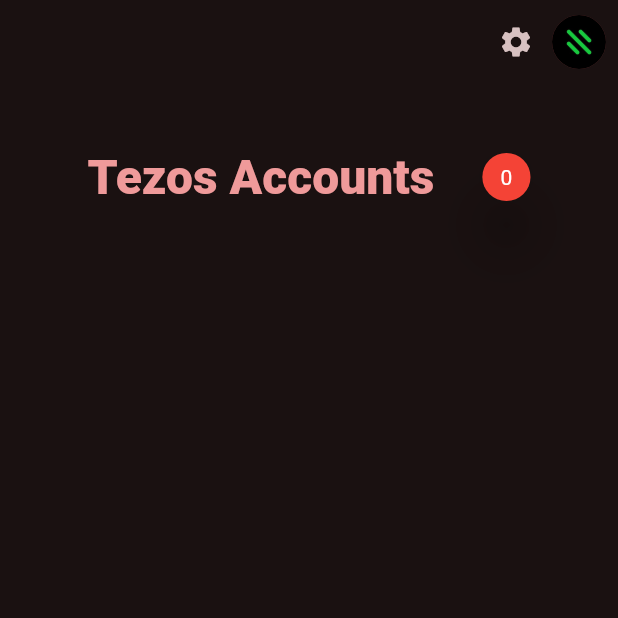
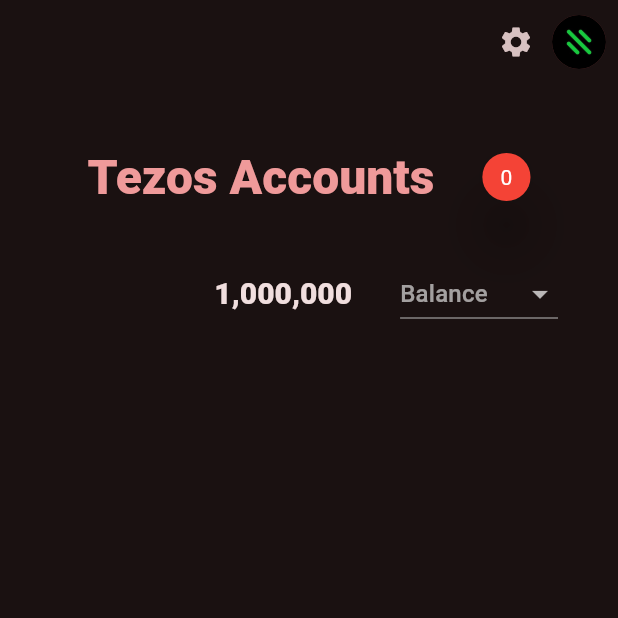
Before and after one commit to malengatiger/test_flutter, a Flutter app: the TezosAccounts screen opened directly, on a phone screen of 412 x 824 dp, the top half of it. Run offline on Flutter 3.47's test engine with Material 3 defaults, Android fonts, the phone set to English and light mode, and no system bars; drawn by our look-alikes of badges; our stand-ins replace carousel_slider, email_validator, firebase_auth, firebase_core, flutter_svg, fluttertoast and 5 more; missing offline and left inert: flutter_analog_clock, flutter_settings_ui, welltested_annotation; accounts and stored records are empty; network calls fail.

Commit message:
😡cleaned up!

```diff
--- a/lib/services/net.dart
+++ b/lib/services/net.dart
@@ -18,7 +18,7 @@
 
   static String getBushaUrl() {
     if (kDebugMode) {
-      return _devSkunkUrl; //TODO - change back to local after test
+      return _prodSkunkUrl; //TODO - change back to local after test
     } else {
       return _prodSkunkUrl;
     }
--- /dev/null
+++ b/lib/ui/tezos/balance_param_dropdown.dart
@@ -0,0 +1,38 @@
+import 'package:flutter/material.dart';
+
+class BalanceParamDropdown extends StatelessWidget {
+  const BalanceParamDropdown({super.key, required this.onChanged});
+
+  final Function(int) onChanged;
+  @override
+  Widget build(BuildContext context) {
+    List<DropdownMenuItem<int>> items = [];
+    int mil = 10000000;
+    items.add( DropdownMenuItem<int>(
+        value: mil,
+        child: const Text('10 Million')));
+    items.add( DropdownMenuItem<int>(
+        value: mil * 2,
+        child: const Text('20 Million')));
+    items.add( DropdownMenuItem<int>(
+        value: mil * 3,
+        child: const Text('30 Million')));
+    items.add( DropdownMenuItem<int>(
+        value: mil * 4,
+        child: const Text('40 Million')));
+    items.add( DropdownMenuItem<int>(
+        value: mil * 5,
+        child: const Text('50 Million')));
+    items.add( DropdownMenuItem<int>(
+        value: mil * 10,
+        child: const Text('100 Million')));
+    return DropdownButton<int>(
+        elevation: 8,
+        hint: const Text('Balance'),
+        items: items, onChanged: (m){
+      if (m != null) {
+        onChanged(m);
+      }
+    });
+  }
+}
--- a/lib/ui/tezos/tezos_accounts.dart
+++ b/lib/ui/tezos/tezos_accounts.dart
@@ -1,11 +1,14 @@
+import 'package:busha_app/misc/busy_indicator.dart';
 import 'package:busha_app/services/blockchain.dart';
 import 'package:busha_app/ui/tezos/account_detail.dart';
 import 'package:busha_app/ui/tezos/account_home.dart';
+import 'package:busha_app/ui/tezos/balance_param_dropdown.dart';
 import 'package:busha_app/ui/tezos/tezos_blocks.dart';
 import 'package:busha_app/util/styles.dart';
 import 'package:flutter/material.dart';
 import 'package:get_it/get_it.dart';
 import 'package:badges/badges.dart' as bd;
+import 'package:intl/intl.dart';
 import '../../misc/settings.dart';
 import '../../models/tezos/account.dart';
 import '../../util/functions.dart';
@@ -35,22 +38,28 @@
     _getAccounts();
   }
 
+  int balanceParam = 1000000;
+  int limit = 50;
+
   void _getAccounts() async {
     setState(() {
-      _busy = false;
+      _busy = true;
     });
-    accounts = await blockchainService.getTezosAccounts();
-    for (var m in accounts) {
-      pp('$mm Tezos Account: '
+    try {
+      accounts = await blockchainService.getTezosAccounts(
+          balanceParam: balanceParam, limit: limit);
+      pp('$mm _getAccounts: Tezos Accounts: '
           '\n🍎🍎🍎🍎🍎🍎🍎🍎🍎🍎🍎🍎🍎🍎🍎'
-          '\n🍎 address: ${m.address} '
-          '\n🍎 balance: ${m.balance} '
-          '\n🍎 transactions: ${m.numTransactions} '
-          '\n🍎 firstActivityTime: ${m.firstActivityTime} '
-          '\n🍎 lastActivityTime: ${m.lastActivityTime}');
+          '\n🍎 accounts: ${accounts.length} '
+          '\n🍎 ');
+    } catch (e, s) {
+      pp('$e \n$s');
+      if (mounted) {
+        showErrorDialog(message: 'E', context: context);
+      }
     }
     setState(() {
-      _busy = true;
+      _busy = false;
     });
   }
 
@@ -68,12 +77,15 @@
   _navigateToLanding() {
     NavigationUtils.navigateToPage(context: context, widget: const InfoPage());
   }
+
   _navigateToAccountHome(Account account) {
     NavigationUtils.navigateToPage(
         context: context, widget: AccountHome(account: account));
   }
+
   @override
   Widget build(BuildContext context) {
+    var nf = NumberFormat('###,###,###,###');
     return Scaffold(
       appBar: AppBar(
         actions: [
@@ -102,21 +114,40 @@
             child: Column(
               children: [
                 gapH32,
-                Row(mainAxisAlignment: MainAxisAlignment.center,
+                Row(
+                  mainAxisAlignment: MainAxisAlignment.center,
                   children: [
-                    Text('Tezos Accounts', style: myTextStyleLargerPrimaryColor(context),),
+                    Text(
+                      'Tezos Accounts',
+                      style: myTextStyleLargerPrimaryColor(context),
+                    ),
                     gapW32,
                     bd.Badge(
-
                       badgeStyle: const bd.BadgeStyle(
-                          padding: EdgeInsets.all(12),
-                          elevation: 16
-                      ),
+                          padding: EdgeInsets.all(12), elevation: 16),
                       badgeContent: Text(
                         '${accounts.length}',
                         style: const TextStyle(color: Colors.white),
                       ),
                     ),
+                  ],
+                ),
+                gapH32,
+                Row(
+                  mainAxisAlignment: MainAxisAlignment.end,
+                  children: [
+                    balanceParam == 0
+                        ? gapW32
+                        : Text(
+                            nf.format(balanceParam),
+                            style: myTextStyleLarge(context),
+                          ),
+                    gapW32,
+                    BalanceParamDropdown(onChanged: (m) {
+                      balanceParam = m;
+                      _getAccounts();
+                    }),
+                    gapW32,
                   ],
                 ),
                 gapH32,
@@ -128,16 +159,27 @@
                         itemBuilder: (_, index) {
                           var acc = accounts[index];
                           return GestureDetector(
-                              onTap: (){
+                              onTap: () {
                                 _navigateToAccountHome(acc);
                               },
-                              child: AccountDetail(account: acc, index: index + 1,));
+                              child: AccountDetail(
+                                account: acc,
+                                index: index + 1,
+                              ));
                         }),
                   ),
                 ),
               ],
             ),
-          )
+          ),
+          _busy
+              ? const Positioned(
+                  child: Center(
+                  child: BusyIndicator(
+                    caption: 'Loading Tezos Accounts',
+                  ),
+                ))
+              : gapH16,
         ],
       )),
     );
```
Also changed, not shown: lib/services/blockchain.dart (+24 -5 lines), lib/ui/tezos/account_detail.dart (+4 -6 lines), lib/ui/tezos/account_home.dart (+7 -4 lines), lib/ui/tezos/account_operations.dart (+34 -14 lines), lib/ui/tezos/balance_history.dart (+14 -5 lines), lib/ui/tezos/contract_list.dart (+12 -4 lines), lib/ui/tezos/tezos_blocks.dart (+28 -16 lines), assets/busha_logo_small.jpeg (added), 1 other file.
